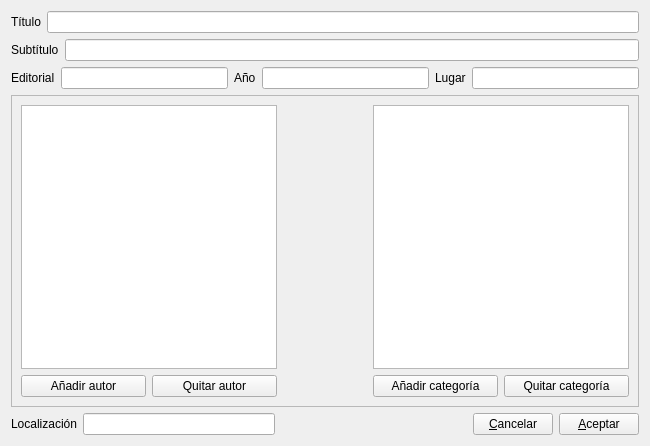
Qt form gui/nuevolibroentrada.ui (rogorido/libroskop) before a commit.
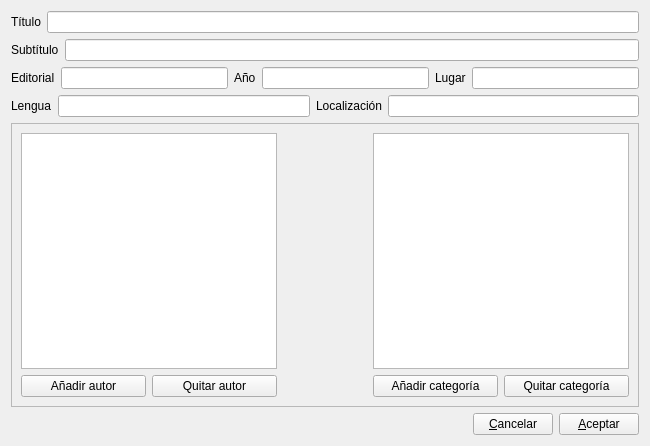
The same form after that commit.

Commit message: Nuevo campo lengua y sus completers...

What changed in the file:
```diff
--- a/gui/nuevolibroentrada.ui
+++ b/gui/nuevolibroentrada.ui
@@ -82,6 +82,36 @@
      </item>
     </layout>
    </item>
+   <item>
+    <layout class="QHBoxLayout" name="horizontalLayout_4">
+     <item>
+      <widget class="QLabel" name="label_7">
+       <property name="text">
+        <string>Lengua</string>
+       </property>
+       <property name="buddy">
+        <cstring>txtLengua</cstring>
+       </property>
+      </widget>
+     </item>
+     <item>
+      <widget class="QLineEdit" name="txtLengua"/>
+     </item>
+     <item>
+      <widget class="QLabel" name="label_6">
+       <property name="text">
+        <string>Localización</string>
+       </property>
+       <property name="buddy">
+        <cstring>txtLocalizacion</cstring>
+       </property>
+      </widget>
+     </item>
+     <item>
+      <widget class="QLineEdit" name="txtLocalizacion"/>
+     </item>
+    </layout>
+   </item>
    <item>
     <widget class="QFrame" name="frame">
      <property name="frameShape">
@@ -162,17 +192,7 @@
     </widget>
    </item>
    <item>
-    <layout class="QHBoxLayout" name="horizontalLayout_4">
-     <item>
-      <widget class="QLabel" name="label_6">
-       <property name="text">
-        <string>Localización</string>
-       </property>
-      </widget>
-     </item>
-     <item>
-      <widget class="QLineEdit" name="txtLocalizacion"/>
-     </item>
+    <layout class="QHBoxLayout" name="horizontalLayout_8">
      <item>
       <spacer name="horizontalSpacer">
        <property name="orientation">
```
Left out of the diff: 12 changed lines with no effect on the pictures. The commit also changes 2 other files.
